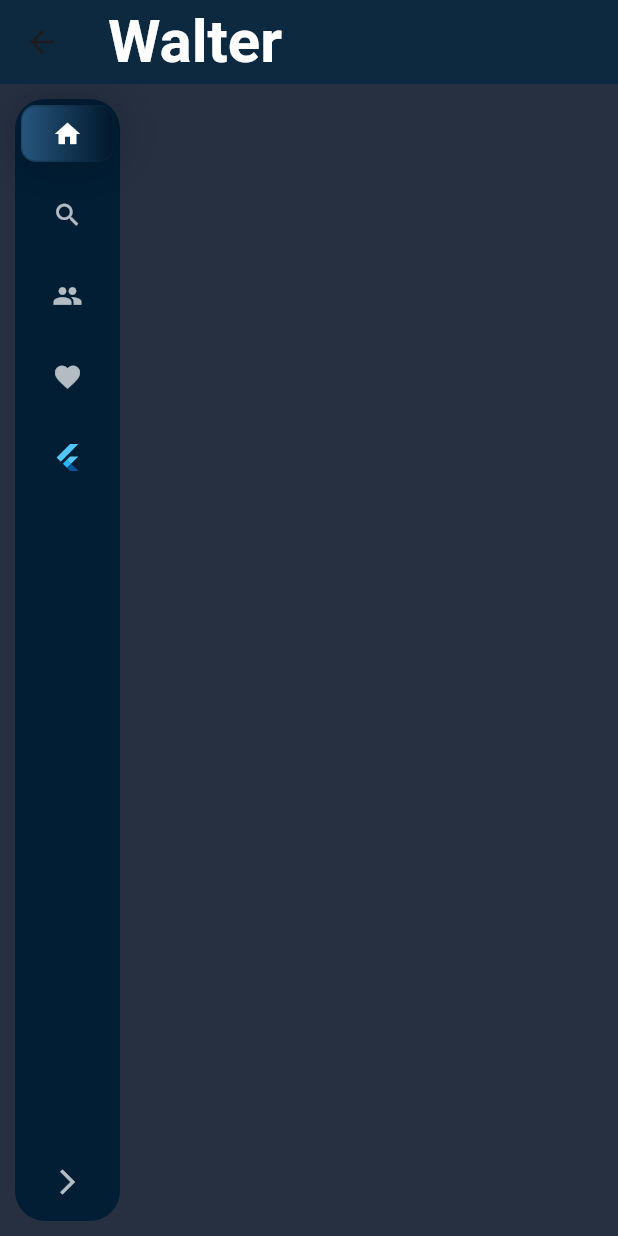
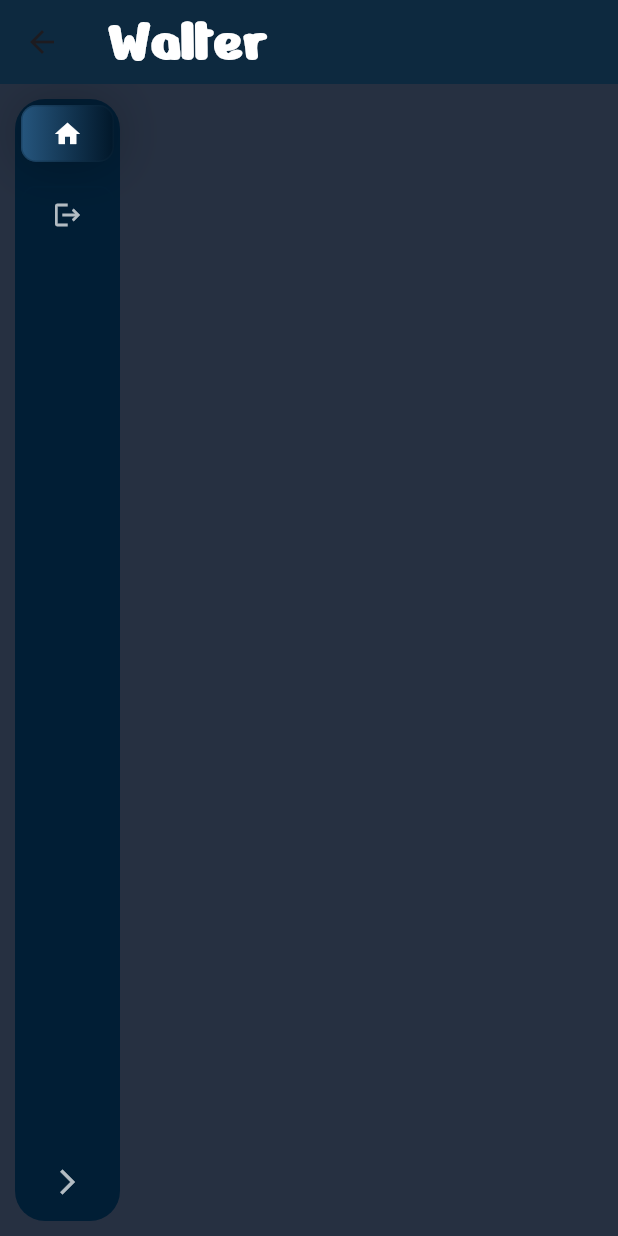
Before and after one commit to abhijeets94/todo_list, a Flutter app: the HomeScreen screen opened by its route, after a tap on the "home" icon, on a phone screen of 412 x 824 dp. Run offline on Flutter 3.47's test engine with Material 2 defaults, Android fonts, the phone set to English and light mode, and no system bars; drawn by our look-alikes of sidebarx; our stand-ins replace get, glassmorphism, shared_preferences; accounts and stored records are empty; network calls fail.

Commit message:
font added, sidebarx added

```diff
--- a/lib/screens/homescreen.dart
+++ b/lib/screens/homescreen.dart
@@ -1,8 +1,11 @@
 import 'package:flutter/material.dart';
+import 'package:get/get.dart';
 import 'package:glassmorphism/glassmorphism.dart';
 import 'package:provider/provider.dart';
+import 'package:shared_preferences/shared_preferences.dart';
 import 'package:sidebarx/sidebarx.dart';
 import 'package:todo_list/provider/user_provider.dart';
+import 'package:todo_list/screens/login_screen.dart';
 import 'package:todo_list/services/wallpaper_services.dart';
 
 import '../model/user.dart';
@@ -38,6 +41,7 @@ class _HomeScreenState extends State<HomeScreen> {
             color: Colors.white,
             fontSize: 40,
             fontWeight: FontWeight.w600,
+            fontFamily: "NerkoOne-Regular",
           ),
         ),
         backgroundColor: Color.fromARGB(255, 13, 41, 63),
@@ -97,25 +101,18 @@ class _HomeScreenState extends State<HomeScreen> {
             icon: Icons.home,
             label: 'Home',
             onTap: () {
-              debugPrint('Home');
+              Get.offAndToNamed(HomeScreen.routeName);
             },
           ),
-          const SidebarXItem(
-            icon: Icons.search,
-            label: 'Search',
-          ),
-          const SidebarXItem(
-            icon: Icons.people,
-            label: 'People',
-          ),
-          const SidebarXItem(
-            icon: Icons.favorite,
-            label: 'Favorites',
-          ),
-          const SidebarXItem(
-            iconWidget: FlutterLogo(size: 20),
-            label: 'Flutter',
-          ),
+          SidebarXItem(
+              icon: Icons.logout,
+              label: 'Logout',
+              onTap: () async {
+                Provider.of<UserProvider>(context, listen: false).removeUser();
+                SharedPreferences prefs = await SharedPreferences.getInstance();
+                prefs.setString("auth-value", "");
+                Get.offNamedUntil(LoginScreen.routeName, (route) => false);
+              }),
         ],
 
         //   child: GlassmorphicContainer(
--- a/lib/screens/login_screen.dart
+++ b/lib/screens/login_screen.dart
@@ -8,6 +8,7 @@ import 'package:todo_list/services/login_services.dart';
 import 'package:todo_list/util/custom_text_field.dart';
 
 class LoginScreen extends StatefulWidget {
+  static const routeName = "/login-screen";
   const LoginScreen({Key? key}) : super(key: key);
 
   @override
--- a/lib/util/routes.dart
+++ b/lib/util/routes.dart
@@ -15,6 +15,11 @@ generateRoute({required BuildContext context}) {
           : const LoginScreen(),
     ),
     GetPage(
+      name: LoginScreen.routeName,
+      page: () => const LoginScreen(),
+      transition: Transition.fadeIn,
+    ),
+    GetPage(
       name: HomeScreen.routeName,
       page: () => HomeScreen(),
       transition: Transition.fadeIn,
--- a/pubspec.yaml
+++ b/pubspec.yaml
@@ -39,6 +39,7 @@ dependencies:
   shared_preferences: ^2.0.15
   glassmorphism: ^3.0.0
   sidebarx: ^0.14.0
+  provider: ^6.0.4
 
 dev_dependencies:
   flutter_test:
@@ -81,8 +82,7 @@ flutter:
   fonts:
     - family: NerkoOne-Regular
       fonts:
-        - asset: fonts/NerkoOne-Regular.ttf
-          style: regular
+        - asset: asset/fonts/NerkoOne-Regular.ttf
   #   - family: Trajan Pro
   #     fonts:
   #       - asset: fonts/TrajanPro.ttf
```
Also changed, not shown: lib/provider/user_provider.dart (+10 -0 lines), asset/fonts/NerkoOne-Regular.ttf (renamed from assets/fonts/NerkoOne-Regular.ttf), asset/fonts/OFL.txt (renamed from assets/fonts/OFL.txt).
